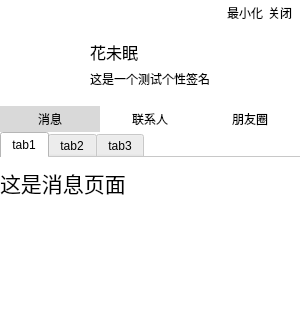
linhaojun857/cooper-im-client, file view/MainWidget.ui: the form before one commit; both pictures show x 0 to 300 and y 0 to 320 of the 300 by 635 pixel window.
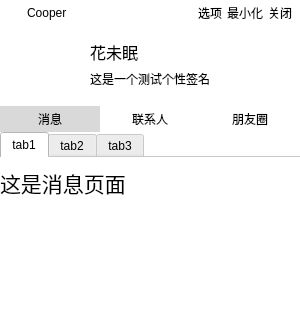
The form after the commit. Icons and pictures are not drawn.

```diff
--- a/view/MainWidget.ui
+++ b/view/MainWidget.ui
@@ -291,6 +291,36 @@
      <string>最小化</string>
     </property>
    </widget>
+   <widget class="QPushButton" name="m_optionPushButton">
+    <property name="geometry">
+     <rect>
+      <x>195</x>
+      <y>0</y>
+      <width>30</width>
+      <height>26</height>
+     </rect>
+    </property>
+    <property name="styleSheet">
+     <string notr="true">border: 0px;
+background-color: #ffffff;</string>
+    </property>
+    <property name="text">
+     <string>选项</string>
+    </property>
+   </widget>
+   <widget class="QLabel" name="m_appNameLabel">
+    <property name="geometry">
+     <rect>
+      <x>27</x>
+      <y>4</y>
+      <width>60</width>
+      <height>18</height>
+     </rect>
+    </property>
+    <property name="text">
+     <string>Cooper</string>
+    </property>
+   </widget>
   </widget>
  </widget>
  <resources>
```
Left out of the diff: 8 changed lines with no effect on the pictures.
